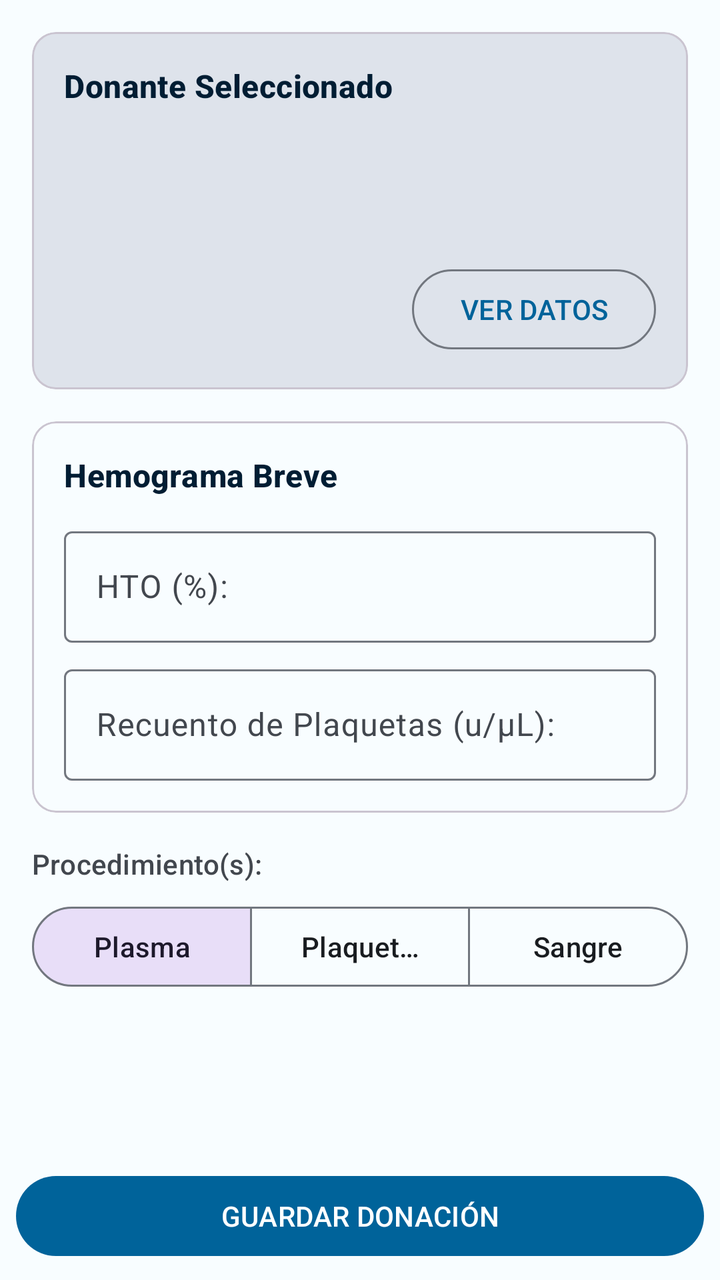
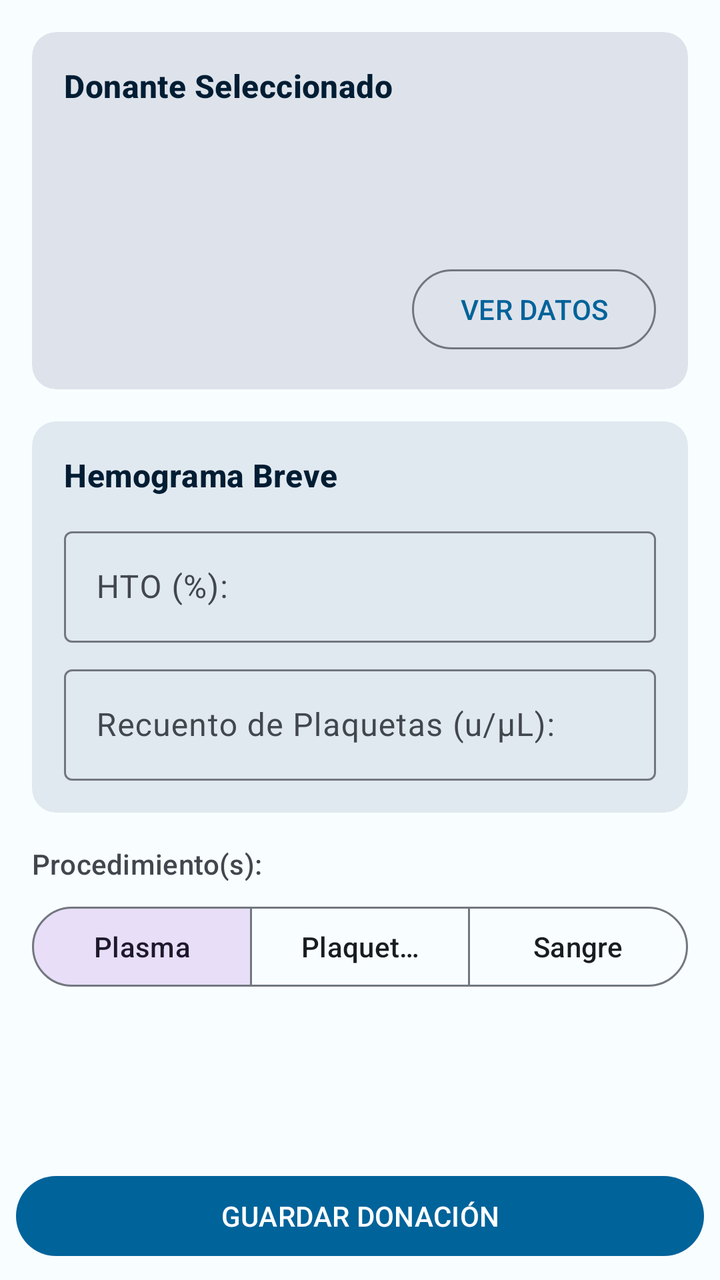

Before-and-after screenshots of an Android layout around one commit, followed by the original layout XML and the change that was made.
<!-- AndroidManifest.xml: application theme Theme.DonationSystem -->
<!-- res/layout/fragment_donations.xml -->
<?xml version="1.0" encoding="utf-8"?>
<androidx.constraintlayout.widget.ConstraintLayout xmlns:android="http://schemas.android.com/apk/res/android"
    xmlns:app="http://schemas.android.com/apk/res-auto"
    xmlns:tools="http://schemas.android.com/tools"
    android:layout_width="match_parent"
    android:layout_height="match_parent"
    android:background="@color/surface_light"
    tools:context=".views.fragments.DonationsFragment">

    <ScrollView
        android:id="@+id/scrollViewDonations"
        android:layout_width="0dp"
        android:layout_height="0dp"
        android:fillViewport="true"
        app:layout_constraintBottom_toTopOf="@+id/buttonSaveDonation"
        app:layout_constraintEnd_toEndOf="parent"
        app:layout_constraintStart_toStartOf="parent"
        app:layout_constraintTop_toTopOf="parent">

        <LinearLayout
            android:layout_width="match_parent"
            android:layout_height="wrap_content"
            android:orientation="vertical"
            android:padding="16dp">

            <com.google.android.material.card.MaterialCardView
                android:id="@+id/cardDonorContext"
                android:layout_width="match_parent"
                android:layout_height="wrap_content"
                app:cardBackgroundColor="@color/surface_variant"
                app:cardCornerRadius="12dp">

                <LinearLayout
                    android:layout_width="match_parent"
                    android:layout_height="wrap_content"
                    android:orientation="vertical"
                    android:padding="16dp">

                    <TextView
                        android:layout_width="wrap_content"
                        android:layout_height="wrap_content"
                        android:text="@string/card_donor_context"
                        android:textAppearance="?attr/textAppearanceTitleMedium"
                        android:textColor="@color/clinical_dark_blue"
                        android:textStyle="bold" />

                    <TextView
                        android:id="@+id/textViewDonorContextName"
                        android:layout_width="match_parent"
                        android:layout_height="wrap_content"
                        android:layout_marginTop="8dp"
                        android:textAppearance="?attr/textAppearanceTitleSmall" />

                    <TextView
                        android:id="@+id/textViewDonorContextDni"
                        android:layout_width="match_parent"
                        android:layout_height="wrap_content"
                        android:textAppearance="?attr/textAppearanceBodyMedium"
                        android:textColor="@color/on_surface_variant" />

                    <TextView
                        android:id="@+id/textViewDonorContextBlood"
                        android:layout_width="match_parent"
                        android:layout_height="wrap_content"
                        android:textAppearance="?attr/textAppearanceBodyMedium"
                        android:textColor="@color/clinical_dark_blue"
                        android:textStyle="bold" />

                    <LinearLayout
                        android:layout_width="match_parent"
                        android:layout_height="wrap_content"
                        android:layout_marginTop="12dp"
                        android:gravity="center_vertical"
                        android:orientation="horizontal">

                        <TextView
                            android:id="@+id/textViewDonorContextStatusBadge"
                            android:layout_width="wrap_content"
                            android:layout_height="wrap_content"
                            android:paddingStart="12dp"
                            android:paddingEnd="12dp"
                            android:paddingTop="6dp"
                            android:paddingBottom="6dp"
                            android:textColor="@color/white"
                            android:textStyle="bold"
                            android:visibility="gone"
                            android:background="@drawable/bg_badge_green" />

                        <View
                            android:layout_width="0dp"
                            android:layout_height="0dp"
                            android:layout_weight="1" />

                        <com.google.android.material.button.MaterialButton
                            android:id="@+id/buttonSeeDonorData"
                            style="@style/Widget.Material3.Button.OutlinedButton"
                            android:layout_width="wrap_content"
                            android:layout_height="wrap_content"
                            android:minWidth="0dp"
                            android:text="@string/btn_see_data" />
                    </LinearLayout>
                </LinearLayout>
            </com.google.android.material.card.MaterialCardView>

            <com.google.android.material.card.MaterialCardView
                android:id="@+id/cardHemogram"
                android:layout_width="match_parent"
                android:layout_height="wrap_content"
                android:layout_marginTop="16dp"
                app:cardCornerRadius="12dp">

                <LinearLayout
                    android:layout_width="match_parent"
                    android:layout_height="wrap_content"
                    android:orientation="vertical"
                    android:padding="16dp">

                    <TextView
                        android:layout_width="wrap_content"
                        android:layout_height="wrap_content"
                        android:text="@string/card_hemogram"
                        android:textAppearance="?attr/textAppearanceTitleMedium"
                        android:textColor="@color/clinical_dark_blue"
                        android:textStyle="bold" />

                    <com.google.android.material.textfield.TextInputLayout
                        android:id="@+id/textInputLayoutHto"
                        style="@style/Widget.Material3.TextInputLayout.OutlinedBox"
                        android:layout_width="match_parent"
                        android:layout_height="wrap_content"
                        android:layout_marginTop="12dp"
                        android:hint="@string/hint_hto">

                        <com.google.android.material.textfield.TextInputEditText
                            android:id="@+id/editTextHto"
                            android:layout_width="match_parent"
                            android:layout_height="wrap_content"
                            android:inputType="numberDecimal"
                            android:maxLines="1" />
                    </com.google.android.material.textfield.TextInputLayout>

                    <com.google.android.material.textfield.TextInputLayout
                        android:id="@+id/textInputLayoutPlatelets"
                        style="@style/Widget.Material3.TextInputLayout.OutlinedBox"
                        android:layout_width="match_parent"
                        android:layout_height="wrap_content"
                        android:layout_marginTop="8dp"
                        android:hint="@string/hint_platelets">

                        <com.google.android.material.textfield.TextInputEditText
                            android:id="@+id/editTextPlateletsCount"
                            android:layout_width="match_parent"
                            android:layout_height="wrap_content"
                            android:inputType="number"
                            android:maxLines="1" />
                    </com.google.android.material.textfield.TextInputLayout>
                </LinearLayout>
            </com.google.android.material.card.MaterialCardView>

            <TextView
                android:layout_width="wrap_content"
                android:layout_height="wrap_content"
                android:layout_marginTop="16dp"
                android:text="@string/label_procedure_type"
                android:textAppearance="?attr/textAppearanceLabelLarge"
                android:textColor="@color/on_surface_variant" />

            <com.google.android.material.button.MaterialButtonToggleGroup
                android:id="@+id/toggleGroupDonationType"
                android:layout_width="match_parent"
                android:layout_height="wrap_content"
                android:layout_marginTop="8dp"
                app:checkedButton="@id/buttonTypePlasma"
                app:selectionRequired="false"
                app:singleSelection="false">

                <com.google.android.material.button.MaterialButton
                    android:id="@+id/buttonTypePlasma"
                    style="@style/Widget.Material3.Button.OutlinedButton"
                    android:layout_width="0dp"
                    android:layout_height="wrap_content"
                    android:layout_weight="1"
                    android:text="@string/btn_type_plasma" />

                <com.google.android.material.button.MaterialButton
                    android:id="@+id/buttonTypePlatelets"
                    style="@style/Widget.Material3.Button.OutlinedButton"
                    android:layout_width="0dp"
                    android:layout_height="wrap_content"
                    android:layout_weight="1"
                    android:text="@string/btn_type_platelets" />

                <com.google.android.material.button.MaterialButton
                    android:id="@+id/buttonTypeBlood"
                    style="@style/Widget.Material3.Button.OutlinedButton"
                    android:layout_width="0dp"
                    android:layout_height="wrap_content"
                    android:layout_weight="1"
                    android:text="@string/btn_type_blood" />
            </com.google.android.material.button.MaterialButtonToggleGroup>
        </LinearLayout>
    </ScrollView>

    <com.google.android.material.button.MaterialButton
        android:id="@+id/buttonSaveDonation"
        android:layout_width="0dp"
        android:layout_height="wrap_content"
        android:layout_margin="8dp"
        android:text="@string/btn_save_donation"
        app:layout_constraintBottom_toBottomOf="parent"
        app:layout_constraintEnd_toEndOf="parent"
        app:layout_constraintStart_toStartOf="parent" />

</androidx.constraintlayout.widget.ConstraintLayout>
<!-- resources referenced by this layout -->
<resources>
  <color name="clinical_dark_blue">#FF001D33</color>
  <color name="on_surface_variant">#FF42474E</color>
  <color name="surface_light">#FFF8FDFF</color>
  <color name="surface_variant">#FFDEE3EB</color>
  <color name="white">#FFFFFFFF</color>
  <!-- drawable bg_badge_green (drawable) -->
  <?xml version="1.0" encoding="utf-8"?>
  <shape xmlns:android="http://schemas.android.com/apk/res/android"
      android:shape="rectangle">
      <solid android:color="@color/aptitude_green" />
      <corners android:radius="20dp" />
  </shape>
  <string name="btn_save_donation">GUARDAR DONACIÓN</string>
  <string name="btn_see_data">VER DATOS</string>
  <string name="btn_type_blood">Sangre</string>
  <string name="btn_type_plasma">Plasma</string>
  <string name="btn_type_platelets">Plaquetas</string>
  <string name="card_donor_context">Donante Seleccionado</string>
  <string name="card_hemogram">Hemograma Breve</string>
  <string name="hint_hto">HTO (%):</string>
  <string name="hint_platelets">Recuento de Plaquetas (u/µL):</string>
  <string name="label_procedure_type">Procedimiento(s):</string>
  <style name="Theme.DonationSystem" parent="Base.Theme.DonationSystem" />
  <color name="aptitude_green">#FF2E7D32</color>
  <style name="Base.Theme.DonationSystem" parent="Theme.Material3.DayNight.NoActionBar">
          <item name="colorPrimary">@color/medical_blue</item>
          <item name="colorOnPrimary">@color/on_primary</item>
          <item name="colorPrimaryContainer">@color/medical_blue_light</item>
          <item name="colorOnPrimaryContainer">@color/clinical_dark_blue</item>
  
          <item name="colorSecondary">@color/clinical_dark_blue</item>
          <item name="colorOnSecondary">@color/on_secondary</item>
  
          <item name="colorSurface">@color/surface_light</item>
          <item name="colorOnSurface">@color/on_surface</item>
          <item name="colorSurfaceVariant">@color/surface_variant</item>
          <item name="colorOnSurfaceVariant">@color/on_surface_variant</item>
  
          <item name="android:colorBackground">@color/surface_light</item>
          <item name="colorOutline">@color/outline</item>
      </style>
  <color name="medical_blue">#FF00639A</color>
  <color name="on_primary">#FFFFFFFF</color>
  <color name="medical_blue_light">#FFD1E4FF</color>
  <color name="on_secondary">#FFFFFFFF</color>
  <color name="on_surface">#FF191C20</color>
  <color name="outline">#FF72777F</color>
</resources>

<!-- the commit's change to res/layout/fragment_donations.xml (unified diff, before → after) -->
@@ -26,9 +26,9 @@
             <com.google.android.material.card.MaterialCardView
                 android:id="@+id/cardDonorContext"
                 android:layout_width="match_parent"
-                android:layout_height="wrap_content"
-                app:cardBackgroundColor="@color/surface_variant"
-                app:cardCornerRadius="12dp">
+                style="@style/Widget.App.Card.Section"
+                android:layout_height="wrap_content"
+                app:cardBackgroundColor="@color/surface_variant">
 
                 <LinearLayout
                     android:layout_width="match_parent"
@@ -73,18 +73,17 @@
                         android:gravity="center_vertical"
                         android:orientation="horizontal">
 
-                        <TextView
-                            android:id="@+id/textViewDonorContextStatusBadge"
+                        <com.google.android.material.chip.Chip
+                            android:id="@+id/chipDonorContextStatus"
+                            style="@style/Widget.Material3.Chip.Suggestion"
                             android:layout_width="wrap_content"
                             android:layout_height="wrap_content"
-                            android:paddingStart="12dp"
-                            android:paddingEnd="12dp"
-                            android:paddingTop="6dp"
-                            android:paddingBottom="6dp"
+                            android:checkable="false"
+                            android:textAppearance="?attr/textAppearanceLabelSmall"
                             android:textColor="@color/white"
                             android:textStyle="bold"
                             android:visibility="gone"
-                            android:background="@drawable/bg_badge_green" />
+                            app:chipBackgroundColor="@color/aptitude_green" />
 
                         <View
                             android:layout_width="0dp"
@@ -106,8 +105,8 @@
                 android:id="@+id/cardHemogram"
                 android:layout_width="match_parent"
                 android:layout_height="wrap_content"
-                android:layout_marginTop="16dp"
-                app:cardCornerRadius="12dp">
+                style="@style/Widget.App.Card.Section"
+                android:layout_marginTop="16dp">
 
                 <LinearLayout
                     android:layout_width="match_parent"
<!-- resource entries referenced after the edit -->
@@ -5,13 +5,6 @@
   <color name="surface_light">#FFF8FDFF</color>
   <color name="surface_variant">#FFDEE3EB</color>
   <color name="white">#FFFFFFFF</color>
-  <!-- drawable bg_badge_green (drawable) -->
-  <?xml version="1.0" encoding="utf-8"?>
-  <shape xmlns:android="http://schemas.android.com/apk/res/android"
-      android:shape="rectangle">
-      <solid android:color="@color/aptitude_green" />
-      <corners android:radius="20dp" />
-  </shape>
   <string name="btn_save_donation">GUARDAR DONACIÓN</string>
   <string name="btn_see_data">VER DATOS</string>
   <string name="btn_type_blood">Sangre</string>
@@ -22,7 +15,13 @@
   <string name="hint_hto">HTO (%):</string>
   <string name="hint_platelets">Recuento de Plaquetas (u/µL):</string>
   <string name="label_procedure_type">Procedimiento(s):</string>
+  <style name="Widget.App.Card.Section" parent="Widget.App.Card">
+          <item name="cardElevation">0dp</item>
+      </style>
   <style name="Theme.DonationSystem" parent="Base.Theme.DonationSystem" />
+  <style name="Widget.App.Card" parent="Widget.Material3.CardView.Filled">
+          <item name="cardCornerRadius">@dimen/card_corner_radius</item>
+      </style>
   <color name="aptitude_green">#FF2E7D32</color>
   <style name="Base.Theme.DonationSystem" parent="Theme.Material3.DayNight.NoActionBar">
           <item name="colorPrimary">@color/medical_blue</item>
@@ -40,12 +39,24 @@
   
           <item name="android:colorBackground">@color/surface_light</item>
           <item name="colorOutline">@color/outline</item>
+  
+          <item name="colorSurfaceContainerLowest">@color/surface_container_lowest</item>
+          <item name="colorSurfaceContainerLow">@color/surface_container_low</item>
+          <item name="colorSurfaceContainer">@color/surface_container</item>
+          <item name="colorSurfaceContainerHigh">@color/surface_container_high</item>
+          <item name="colorSurfaceContainerHighest">@color/surface_container_highest</item>
       </style>
+  <dimen name="card_corner_radius">12dp</dimen>
   <color name="medical_blue">#FF00639A</color>
   <color name="on_primary">#FFFFFFFF</color>
   <color name="medical_blue_light">#FFD1E4FF</color>
   <color name="on_secondary">#FFFFFFFF</color>
   <color name="on_surface">#FF191C20</color>
   <color name="outline">#FF72777F</color>
+  <color name="surface_container_lowest">#FFFFFFFF</color>
+  <color name="surface_container_low">#FFF3F8FB</color>
+  <color name="surface_container">#FFEDF3F8</color>
+  <color name="surface_container_high">#FFE7EDF3</color>
+  <color name="surface_container_highest">#FFE1E9F0</color>
 </resources>
 
